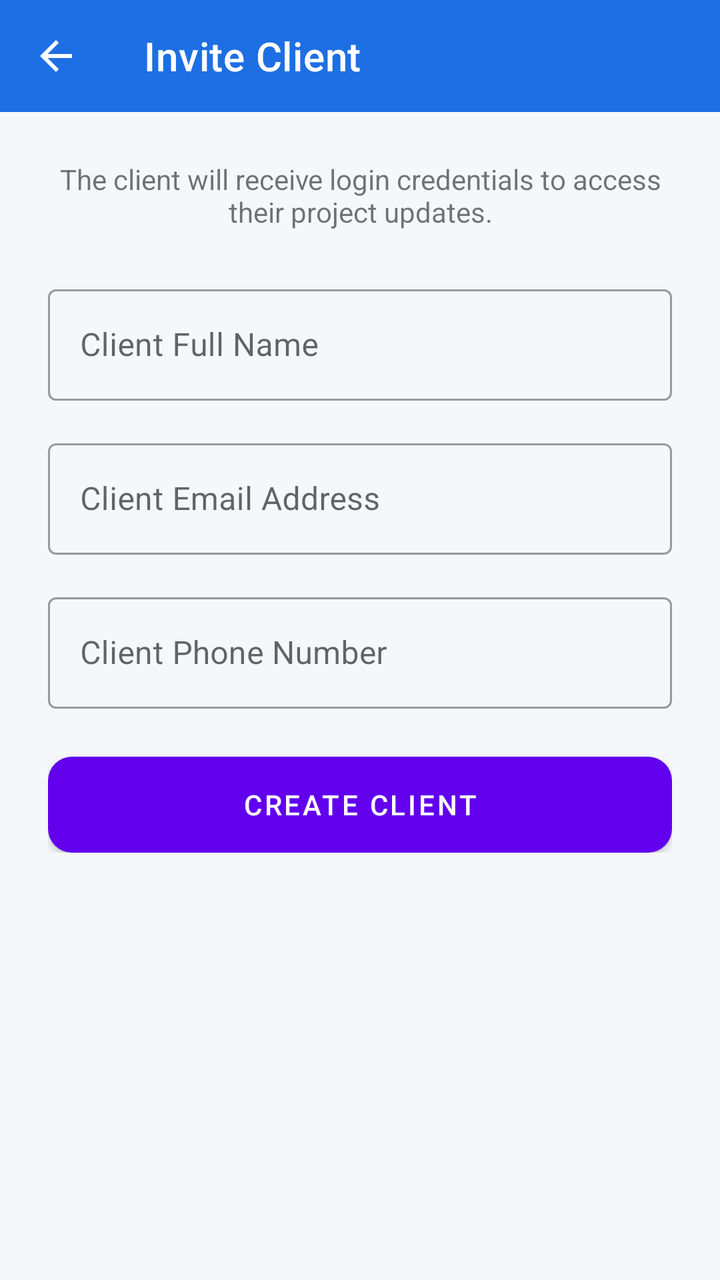
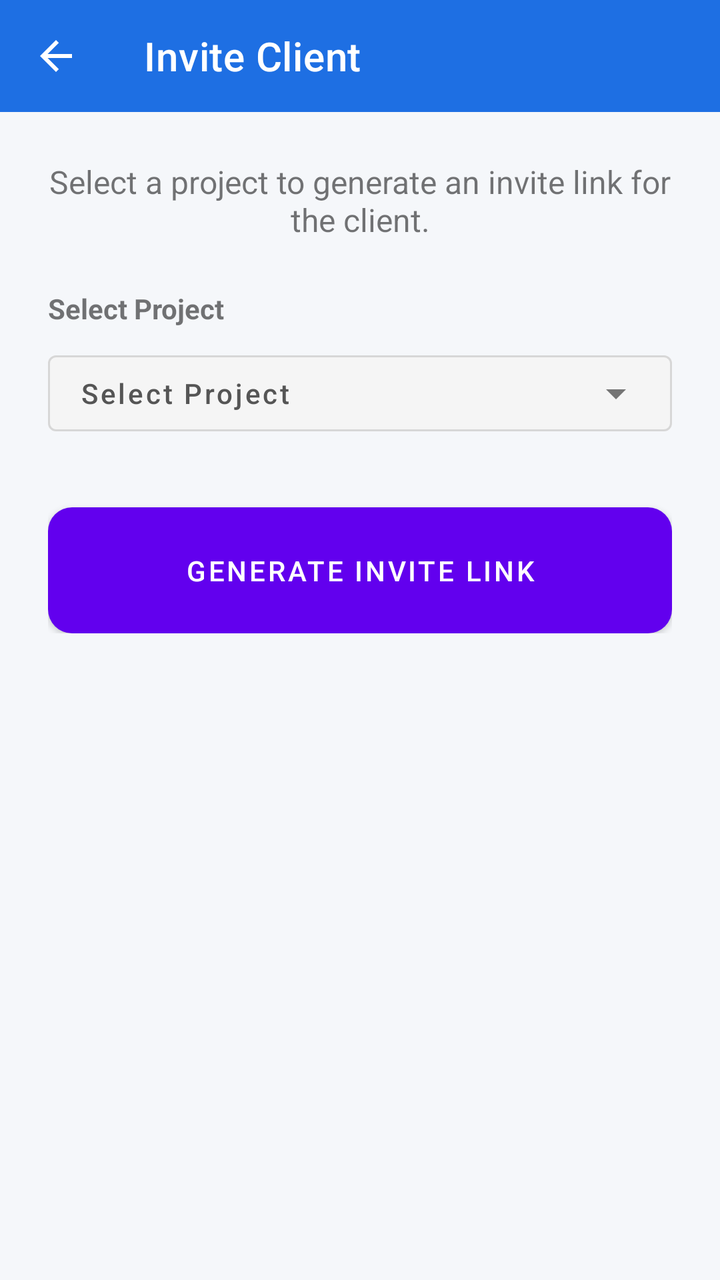

Two renders of the same Android screen: before a commit and after it. Below are the layout's source before the change and the commit's diff.
<!-- AndroidManifest.xml: application theme Theme.ProBuilder -->
<!-- res/layout/activity_invite_client.xml -->
<?xml version="1.0" encoding="utf-8"?>
<RelativeLayout xmlns:android="http://schemas.android.com/apk/res/android"
    xmlns:app="http://schemas.android.com/apk/res-auto"
    android:layout_width="match_parent"
    android:layout_height="match_parent"
    android:background="#F5F7FA">

    <com.google.android.material.appbar.AppBarLayout
        android:id="@+id/appBarLayout"
        android:layout_width="match_parent"
        android:layout_height="wrap_content">

        <androidx.appcompat.widget.Toolbar
            android:id="@+id/toolbar"
            android:layout_width="match_parent"
            android:layout_height="?attr/actionBarSize"
            android:background="#1E6FE3"
            app:navigationIcon="@drawable/ic_arrow_back"
            app:title="Invite Client"
            app:titleTextColor="@android:color/white" />

    </com.google.android.material.appbar.AppBarLayout>

    <LinearLayout
        android:layout_width="match_parent"
        android:layout_height="wrap_content"
        android:layout_below="@id/appBarLayout"
        android:orientation="vertical"
        android:padding="24dp">

        <TextView
            android:layout_width="wrap_content"
            android:layout_height="wrap_content"
            android:layout_marginBottom="24dp"
            android:text="The client will receive login credentials to access their project updates."
            android:textAlignment="center" />

        <com.google.android.material.textfield.TextInputLayout
            style="@style/Widget.MaterialComponents.TextInputLayout.OutlinedBox"
            android:layout_width="match_parent"
            android:layout_height="wrap_content"
            android:layout_marginBottom="16dp"
            android:hint="Client Full Name">

            <com.google.android.material.textfield.TextInputEditText
                android:id="@+id/etClientName"
                android:layout_width="match_parent"
                android:layout_height="wrap_content" />

        </com.google.android.material.textfield.TextInputLayout>

        <com.google.android.material.textfield.TextInputLayout
            style="@style/Widget.MaterialComponents.TextInputLayout.OutlinedBox"
            android:layout_width="match_parent"
            android:layout_height="wrap_content"
            android:layout_marginBottom="16dp"
            android:hint="Client Email Address">

            <com.google.android.material.textfield.TextInputEditText
                android:id="@+id/etClientEmail"
                android:layout_width="match_parent"
                android:layout_height="wrap_content"
                android:inputType="textEmailAddress" />

        </com.google.android.material.textfield.TextInputLayout>

        <com.google.android.material.textfield.TextInputLayout
            style="@style/Widget.MaterialComponents.TextInputLayout.OutlinedBox"
            android:layout_width="match_parent"
            android:layout_height="wrap_content"
            android:layout_marginBottom="24dp"
            android:hint="Client Phone Number">

            <com.google.android.material.textfield.TextInputEditText
                android:id="@+id/etClientPhone"
                android:layout_width="match_parent"
                android:layout_height="wrap_content"
                android:inputType="phone" />

        </com.google.android.material.textfield.TextInputLayout>

        <Button
            android:id="@+id/btnCreateClient"
            android:layout_width="match_parent"
            android:layout_height="wrap_content"
            android:background="@drawable/gradient_button_background"
            android:text="Create Client"
            android:textColor="@android:color/white" />

    </LinearLayout>

</RelativeLayout>
<!-- resources referenced by this layout -->
<resources>
  <!-- drawable gradient_button_background (drawable) -->
  <?xml version="1.0" encoding="utf-8"?>
  <shape xmlns:android="http://schemas.android.com/apk/res/android"
      android:shape="rectangle">
      <gradient
          android:angle="0"
          android:startColor="#3A7BD5"
          android:endColor="#00D2FF"
          android:type="linear" />
      <corners android:radius="12dp" />
  </shape>
  <!-- drawable ic_arrow_back (drawable) -->
  <?xml version="1.0" encoding="utf-8"?>
  <vector xmlns:android="http://schemas.android.com/apk/res/android"
      android:width="24dp"
      android:height="24dp"
      android:viewportWidth="24"
      android:viewportHeight="24">
      <path
          android:fillColor="#FFFFFF"
          android:pathData="M20,11H7.83l5.59,-5.59L12,4l-8,8l8,8l1.41,-1.41L7.83,13H20v-2z" />
  </vector>
  <style name="Theme.ProBuilder" parent="Theme.MaterialComponents.Light.NoActionBar">
          
          <item name="colorPrimary">@color/colorPrimary</item>
          <item name="colorPrimaryVariant">@color/colorPrimaryDark</item>
          <item name="colorOnPrimary">@color/white</item>
          
          <item name="colorSecondary">@color/colorAccent</item>
          <item name="colorSecondaryVariant">@color/colorAccent</item>
          <item name="colorOnSecondary">@color/white</item>
          
          <item name="android:statusBarColor">?attr/colorPrimaryVariant</item>
      </style>
  <color name="colorPrimary">#6200EE</color>
  <color name="colorPrimaryDark">#3700B3</color>
  <color name="white">#FFFFFF</color>
  <color name="colorAccent">#03DAC5</color>
</resources>

<!-- the commit's change to res/layout/activity_invite_client.xml (unified diff, before → after) -->
@@ -32,60 +32,41 @@
             android:layout_width="wrap_content"
             android:layout_height="wrap_content"
             android:layout_marginBottom="24dp"
-            android:text="The client will receive login credentials to access their project updates."
-            android:textAlignment="center" />
+            android:text="Select a project to generate an invite link for the client."
+            android:textAlignment="center"
+            android:textSize="16sp"/>
 
-        <com.google.android.material.textfield.TextInputLayout
-            style="@style/Widget.MaterialComponents.TextInputLayout.OutlinedBox"
+        <TextView
             android:layout_width="match_parent"
             android:layout_height="wrap_content"
-            android:layout_marginBottom="16dp"
-            android:hint="Client Full Name">
-
-            <com.google.android.material.textfield.TextInputEditText
-                android:id="@+id/etClientName"
-                android:layout_width="match_parent"
-                android:layout_height="wrap_content" />
-
-        </com.google.android.material.textfield.TextInputLayout>
-
-        <com.google.android.material.textfield.TextInputLayout
-            style="@style/Widget.MaterialComponents.TextInputLayout.OutlinedBox"
-            android:layout_width="match_parent"
-            android:layout_height="wrap_content"
-            android:layout_marginBottom="16dp"
-            android:hint="Client Email Address">
-
-            <com.google.android.material.textfield.TextInputEditText
-                android:id="@+id/etClientEmail"
-                android:layout_width="match_parent"
-                android:layout_height="wrap_content"
-                android:inputType="textEmailAddress" />
-
-        </com.google.android.material.textfield.TextInputLayout>
-
-        <com.google.android.material.textfield.TextInputLayout
-            style="@style/Widget.MaterialComponents.TextInputLayout.OutlinedBox"
-            android:layout_width="match_parent"
-            android:layout_height="wrap_content"
-            android:layout_marginBottom="24dp"
-            android:hint="Client Phone Number">
-
-            <com.google.android.material.textfield.TextInputEditText
-                android:id="@+id/etClientPhone"
-                android:layout_width="match_parent"
-                android:layout_height="wrap_content"
-                android:inputType="phone" />
-
-        </com.google.android.material.textfield.TextInputLayout>
+            android:text="Select Project"
+            android:textStyle="bold"
+            android:layout_marginBottom="8dp"/>
 
         <Button
-            android:id="@+id/btnCreateClient"
+            android:id="@+id/btnSelectProject"
+            android:layout_width="match_parent"
+            android:layout_height="50dp"
+            android:layout_marginBottom="32dp"
+            android:text="Select Project"
+            android:textColor="#555555"
+            android:backgroundTint="#F5F5F5"
+            android:gravity="start|center_vertical"
+            android:paddingStart="16dp"
+            android:paddingEnd="16dp"
+            android:textSize="14sp"
+            android:textAllCaps="false"
+            android:drawableEnd="@drawable/ic_arrow_drop_down"
+            style="@style/Widget.MaterialComponents.Button.OutlinedButton" />
+
+        <Button
+            android:id="@+id/btnGenerateLink"
             android:layout_width="match_parent"
             android:layout_height="wrap_content"
             android:background="@drawable/gradient_button_background"
-            android:text="Create Client"
-            android:textColor="@android:color/white" />
+            android:text="Generate Invite Link"
+            android:textColor="@android:color/white"
+            android:padding="16dp"/>
 
     </LinearLayout>
 
<!-- resource entries referenced after the edit -->
@@ -12,15 +12,25 @@
       <corners android:radius="12dp" />
   </shape>
   <!-- drawable ic_arrow_back (drawable) -->
-  <?xml version="1.0" encoding="utf-8"?>
+  <vector xmlns:android="http://schemas.android.com/apk/res/android"
+      android:width="24dp"
+      android:height="24dp"
+      android:viewportWidth="24"
+      android:viewportHeight="24"
+      android:autoMirrored="true">
+      <path
+          android:fillColor="#FFFFFFFF"
+          android:pathData="M20,11H7.83l5.59,-5.59L12,4l-8,8 8,8 1.41,-1.41L7.83,13H20v-2z"/>
+  </vector>
+  <!-- drawable ic_arrow_drop_down (drawable) -->
   <vector xmlns:android="http://schemas.android.com/apk/res/android"
       android:width="24dp"
       android:height="24dp"
       android:viewportWidth="24"
       android:viewportHeight="24">
       <path
-          android:fillColor="#FFFFFF"
-          android:pathData="M20,11H7.83l5.59,-5.59L12,4l-8,8l8,8l1.41,-1.41L7.83,13H20v-2z" />
+          android:fillColor="#757575"
+          android:pathData="M7,10l5,5,5,-5z"/>
   </vector>
   <style name="Theme.ProBuilder" parent="Theme.MaterialComponents.Light.NoActionBar">
           
@@ -33,10 +43,17 @@
           <item name="colorOnSecondary">@color/white</item>
           
           <item name="android:statusBarColor">?attr/colorPrimaryVariant</item>
+          <item name="android:windowAnimationStyle">@style/WindowAnimationTransition</item>
       </style>
   <color name="colorPrimary">#6200EE</color>
   <color name="colorPrimaryDark">#3700B3</color>
   <color name="white">#FFFFFF</color>
   <color name="colorAccent">#03DAC5</color>
+  <style name="WindowAnimationTransition">
+          <item name="android:activityOpenEnterAnimation">@anim/slide_in_right</item>
+          <item name="android:activityOpenExitAnimation">@anim/slide_out_left</item>
+          <item name="android:activityCloseEnterAnimation">@anim/slide_in_left</item>
+          <item name="android:activityCloseExitAnimation">@anim/slide_out_right</item>
+      </style>
 </resources>
 
